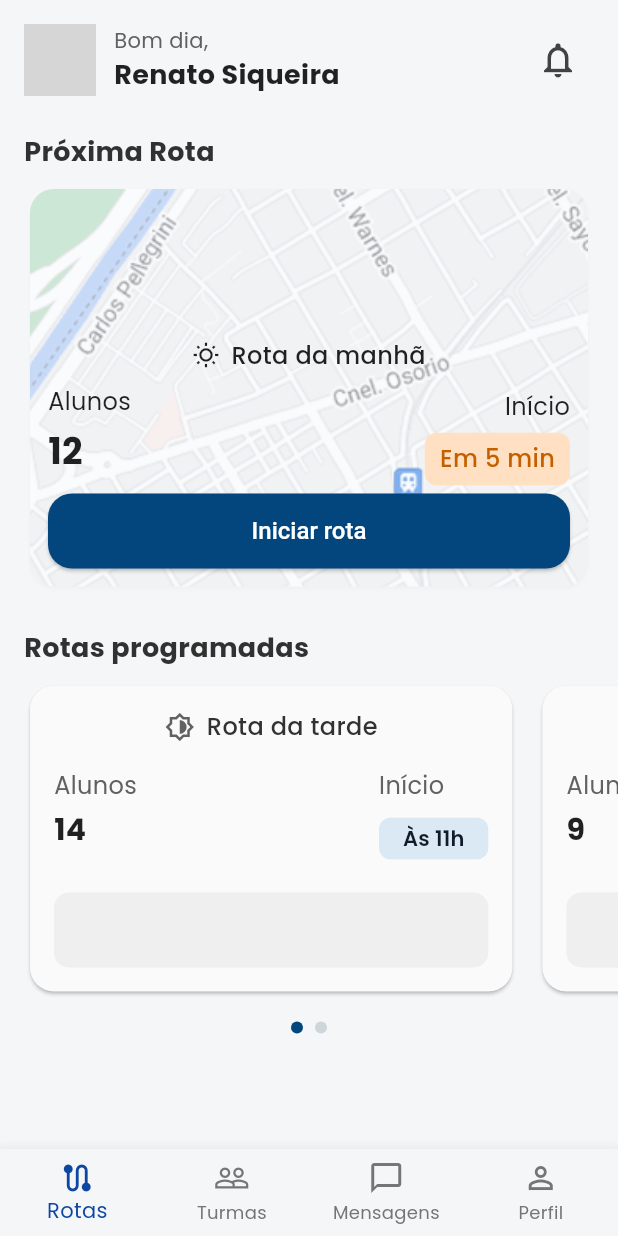
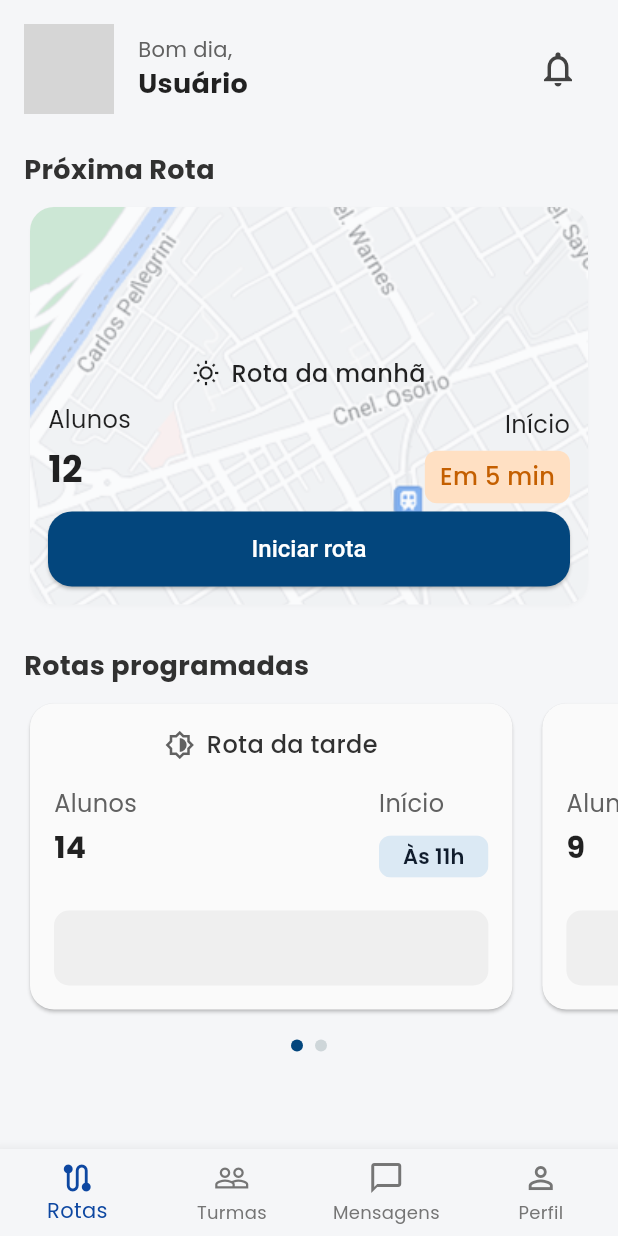
Before and after one commit to biancanilsen/checkVanFrontend, a Flutter app: the _HomeDriverView screen opened directly, after a tap on the "notifications none" icon, on a phone screen of 412 x 824 dp. Run offline on Flutter 3.47's test engine with Material 3 defaults, Android fonts, the phone set to English and light mode, and no system bars; our stand-ins replace flutter_svg, flutter_tts, google_fonts, google_maps_flutter, image_picker, location and 2 more; missing offline and left inert: flutter_polyline_points; accounts and stored records are empty; network calls fail; grey boxes are pictures that could not be loaded.

Commit message:
Atualiza home do motorista

```diff
--- a/lib/features/pages/home_driver.dart
+++ b/lib/features/pages/home_driver.dart
@@ -1,8 +1,9 @@
-import 'package:check_van_frontend/core/theme.dart';
 import 'package:flutter/material.dart';
-
+import '../../utils/user_session.dart';
 import '../widgets/ScheduledRoutes/scheduled_routes_list.dart';
+import '../widgets/main_bottom_nav_bar.dart';
 import '../widgets/nextRoute/next_route_card.dart';
+import '../widgets/home/home_header.dart';
 
 class HomeDriver extends StatelessWidget {
   const HomeDriver({super.key});
@@ -21,26 +22,15 @@ class _HomeDriverView extends StatefulWidget {
 }
 
 class _HomeDriverViewState extends State<_HomeDriverView> {
-  // Controla o item selecionado no BottomNavBar
   int _selectedIndex = 0;
+  String? _userName;
+  bool _isLoadingUser = true;
 
-  // Gerencia a troca de telas pelo BottomNavBar
   void _onItemTapped(int index) {
-    // Evita recarregar a mesma tela
     if (index == _selectedIndex) return;
-
-    // Navega para a rota correspondente
-    // A troca de estado (setState) será tratada pela navegação
-    // se as outras telas substituírem a Home.
-    // Se elas forem empilhadas (push), atualizamos o índice.
-
-    // setState(() {
-    //   _selectedIndex = index;
-    // });
 
     switch (index) {
       case 0:
-        // 'Rotas' - Já estamos aqui
         break;
       case 1:
         Navigator.pushNamed(context, '/students');
@@ -55,50 +45,40 @@ class _HomeDriverViewState extends State<_HomeDriverView> {
   }
 
   @override
+  void initState() {
+    super.initState();
+    _loadUserName();
+  }
+
+  Future<void> _loadUserName() async {
+    final user = await UserSession.getUser();
+    if (mounted) {
+      setState(() {
+        _userName = user?.name;
+        _isLoadingUser = false;
+      });
+    }
+  }
+
+  @override
   Widget build(BuildContext context) {
     return Scaffold(
-      bottomNavigationBar: BottomNavigationBar(
-        items: const <BottomNavigationBarItem>[
-          BottomNavigationBarItem(
-            icon: Icon(Icons.route_outlined),
-            activeIcon: Icon(Icons.route),
-            label: 'Rotas',
-          ),
-          BottomNavigationBarItem(
-            icon: Icon(Icons.people_outline),
-            activeIcon: Icon(Icons.people),
-            label: 'Turmas', // Label da Imagem 2
-          ),
-          BottomNavigationBarItem(
-            icon: Icon(Icons.chat_bubble_outline),
-            activeIcon: Icon(Icons.chat_bubble),
-            label: 'Mensagens', // Label da Imagem 2
-          ),
-          BottomNavigationBarItem(
-            icon: Icon(Icons.person_outline),
-            activeIcon: Icon(Icons.person),
-            label: 'Perfil', // Label da Imagem 2
-          ),
-        ],
-        currentIndex: _selectedIndex,
-        // Sempre 0 (Rotas) nesta tela
-        onTap: _onItemTapped,
-        type: BottomNavigationBarType.fixed,
-        // Para mostrar todos os labels
-        selectedItemColor: const Color(0xFF0D47A1),
-        // Azul escuro do design
-        unselectedItemColor: Colors.grey[600],
-        showUnselectedLabels: true,
+      // 2. SUBSTITUA O BottomNavigationBar
+      bottomNavigationBar: MainBottomNavBar(
+        selectedIndex: _selectedIndex,
+        onItemTapped: _onItemTapped,
       ),
       body: SafeArea(
         child: SingleChildScrollView(
           child: Column(
             crossAxisAlignment: CrossAxisAlignment.start,
             children: [
-              // 1. Novo Header com Perfil e Notificações
-              _buildHeader(),
+              // 3. SUBSTITUA O _buildHeader()
+              HomeHeader(
+                isLoading: _isLoadingUser,
+                userName: _userName,
+              ),
 
-              // 2. Título "Próxima Rota"
               const Padding(
                 padding: EdgeInsets.fromLTRB(16, 16, 16, 8),
                 child: Text(
@@ -107,7 +87,6 @@ class _HomeDriverViewState extends State<_HomeDriverView> {
                 ),
               ),
 
-              // 3. Card Mocado "Próxima Rota"
               NextRouteCard(
                 teamId: 3,
               ),
@@ -130,55 +109,4 @@ class _HomeDriverViewState extends State<_HomeDriverView> {
       ),
     );
   }
-
-  /// Constrói o Header (Foto, Nome, Sino de Notificação)
-  Widget _buildHeader() {
-    return Padding(
-      padding: const EdgeInsets.fromLTRB(16, 16, 16, 8),
-      child: Row(
-        mainAxisAlignment: MainAxisAlignment.spaceBetween,
-        children: [
-          Row(
-            children: [
-              const CircleAvatar(
-                radius: 24,
-                // Imagem mocada
-                backgroundImage: NetworkImage(
-                  'https://i.pravatar.cc/150?img=12',
-                ),
-              ),
-              const SizedBox(width: 12),
-              Column(
-                crossAxisAlignment: CrossAxisAlignment.start,
-                children: [
-                  Text(
-                    'Bom dia,',
-                    style: TextStyle(color: Colors.grey[700], fontSize: 14),
-                  ),
-                  const Text(
-                    'Renato Siqueira', // Nome mocado
-                    style: TextStyle(
-                      fontSize: 18,
-                      fontWeight: FontWeight.bold,
-                      color: Colors.black87,
-                    ),
-                  ),
-                ],
-              ),
-            ],
-          ),
-          IconButton(
-            icon: Icon(
-              Icons.notifications_none_outlined,
-              color: Colors.grey[800],
-              size: 28,
-            ),
-            onPressed: () {
-              // Ação ao clicar no sino
-            },
-          ),
-        ],
-      ),
-    );
-  }
 }
--- /dev/null
+++ b/lib/features/widgets/home/home_header.dart
@@ -0,0 +1,72 @@
+import 'package:flutter/material.dart';
+
+class HomeHeader extends StatelessWidget {
+  final bool isLoading;
+  final String? userName;
+
+  const HomeHeader({
+    super.key,
+    required this.isLoading,
+    this.userName,
+  });
+
+  @override
+  Widget build(BuildContext context) {
+    return Padding(
+      padding: const EdgeInsets.fromLTRB(16, 16, 16, 8),
+      child: Row(
+        mainAxisAlignment: MainAxisAlignment.spaceBetween,
+        children: [
+          Row(
+            children: [
+              const CircleAvatar(
+                radius: 30,
+                // TODO - Consumir imagem do cadastro do usuárop
+                backgroundImage: NetworkImage(
+                  'https://i.pravatar.cc/150?img=12',
+                ),
+              ),
+              const SizedBox(width: 16),
+              Column(
+                crossAxisAlignment: CrossAxisAlignment.start,
+                children: [
+                  Text(
+                    'Bom dia,',
+                    style: TextStyle(color: Colors.grey[700], fontSize: 14),
+                  ),
+                  isLoading
+                      ? const Text(
+                    '...',
+                    style: TextStyle(
+                      fontSize: 18,
+                      fontWeight: FontWeight.bold,
+                      color: Colors.black87,
+                    ),
+                  )
+                      : Text(
+                    userName ?? 'Usuário',
+                    style: const TextStyle(
+                      fontSize: 18,
+                      fontWeight: FontWeight.bold,
+                      color: Colors.black87,
+                    ),
+                  ),
+                ],
+              ),
+            ],
+          ),
+          IconButton(
+            icon: Icon(
+              Icons.notifications_none_outlined,
+              color: Colors.grey[800],
+              size: 28,
+            ),
+            onPressed: () {
+              // Ação ao clicar no sino
+            },
+          ),
+        ],
+      ),
+    );
+  }
+}
--- /dev/null
+++ b/lib/features/widgets/main_bottom_nav_bar.dart
@@ -0,0 +1,46 @@
+import 'package:flutter/material.dart';
+
+class MainBottomNavBar extends StatelessWidget {
+  final int selectedIndex;
+  final ValueChanged<int> onItemTapped;
+
+  const MainBottomNavBar({
+    super.key,
+    required this.selectedIndex,
+    required this.onItemTapped,
+  });
+
+  @override
+  Widget build(BuildContext context) {
+    return BottomNavigationBar(
+      items: const <BottomNavigationBarItem>[
+        BottomNavigationBarItem(
+          icon: Icon(Icons.route_outlined),
+          activeIcon: Icon(Icons.route),
+          label: 'Rotas',
+        ),
+        BottomNavigationBarItem(
+          icon: Icon(Icons.people_outline),
+          activeIcon: Icon(Icons.people),
+          label: 'Turmas',
+        ),
+        BottomNavigationBarItem(
+          icon: Icon(Icons.chat_bubble_outline),
+          activeIcon: Icon(Icons.chat_bubble),
+          label: 'Mensagens',
+        ),
+        BottomNavigationBarItem(
+          icon: Icon(Icons.person_outline),
+          activeIcon: Icon(Icons.person),
+          label: 'Perfil',
+        ),
+      ],
+      currentIndex: selectedIndex,
+      onTap: onItemTapped,
+      type: BottomNavigationBarType.fixed,
+      selectedItemColor: const Color(0xFF0D47A1),
+      unselectedItemColor: Colors.grey[600],
+      showUnselectedLabels: true,
+    );
+  }
+}
```
